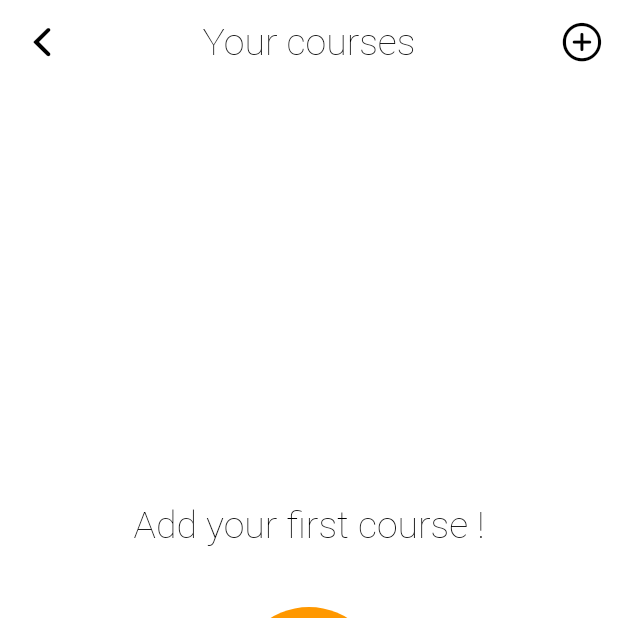
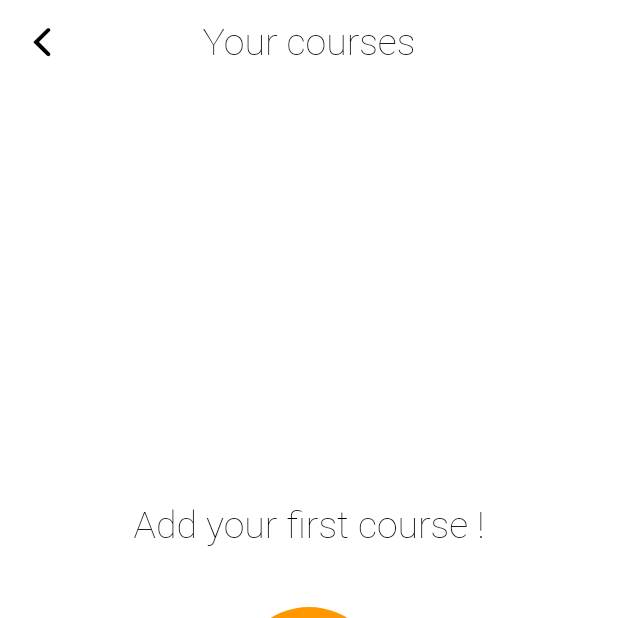
Before and after one commit to ClementSicard/StudyHelper, a Flutter app: the CoursesPage screen opened directly, on a phone screen of 412 x 824 dp, the top half of it. Run offline on Flutter 3.47's test engine with Material 2 defaults, Android fonts, the phone set to English and light mode, and no system bars.

Commit message:
made add button conditionally visible

```diff
--- a/study_helper/lib/pages/courses_page.dart
+++ b/study_helper/lib/pages/courses_page.dart
@@ -16,7 +16,7 @@ class CoursesPage extends StatefulWidget {
 }
 
 class _CoursesPageState extends State<CoursesPage> {
-  List<Course> courses = [
+  List<Course> courses_test = [
     Course("Analyse IV"),
     Course("Programmation orientée système"),
     Course("Probabilities & Statistics"),
@@ -24,10 +24,7 @@ class _CoursesPageState extends State<CoursesPage> {
     Course("Musical Improvisation, Invention and Creativity"),
   ]..sort((a, b) => a.name.compareTo(b.name));
 
-  Widget _body() {
-    final coursesListProvider =
-        Provider.of<CoursesDataHandler>(context, listen: true);
-    List<Course> courses = coursesListProvider.courses;
+  Widget _body(List<Course> courses) {
     if (courses == null) {
       return Center(
         child: Container(
@@ -120,6 +117,9 @@ class _CoursesPageState extends State<CoursesPage> {
 
   @override
   Widget build(BuildContext context) {
+    final coursesListProvider =
+        Provider.of<CoursesDataHandler>(context, listen: true);
+    List<Course> courses = coursesListProvider.courses;
     return Scaffold(
       appBar: AppBar(
         brightness: Brightness.light,
@@ -143,7 +143,9 @@ class _CoursesPageState extends State<CoursesPage> {
         ),
         backgroundColor: Colors.white,
         actions: [
-          IconButton(
+          Visibility(
+            visible: courses.isNotEmpty,
+            child: IconButton(
               icon: Icon(
                 CupertinoIcons.add_circled,
                 color: Colors.black,
@@ -159,10 +161,11 @@ class _CoursesPageState extends State<CoursesPage> {
                 );
               },
             ),
+          ),
         ],
       ),
       backgroundColor: Colors.white,
-      body: _body(),
+      body: _body(courses),
     );
   }
 }
```
Also changed, not shown: study_helper/lib/pages/course_prompt_page.dart (+0 -18 lines). Lines whose indentation alone changed are shown as unchanged.
